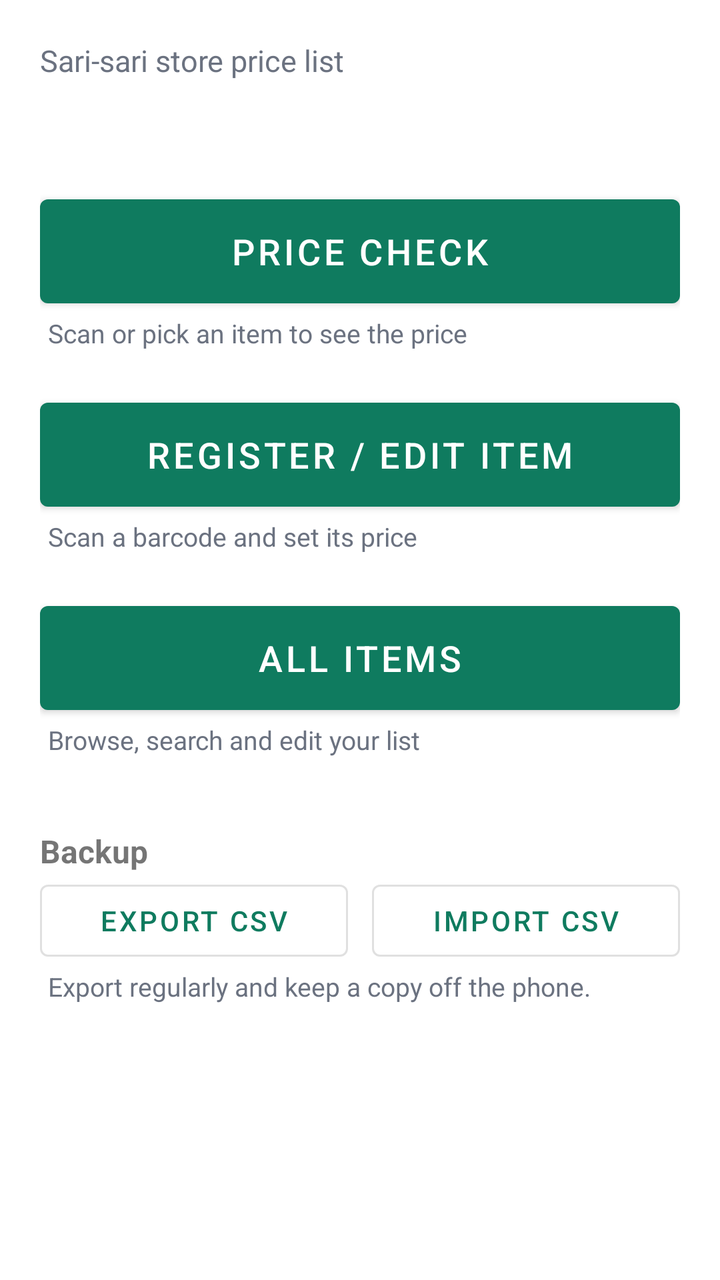
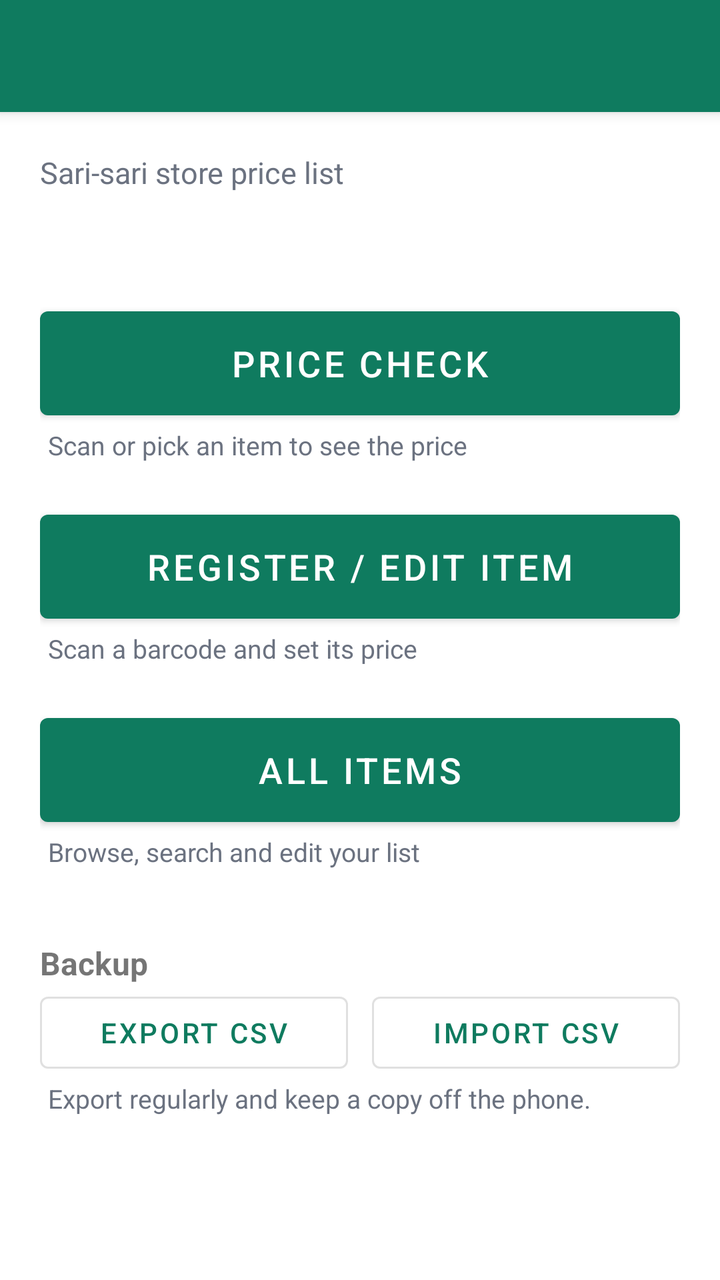

Compare the two renders of this Android layout. The source of the first and the diff that turns it into the second are given below.
<!-- AndroidManifest.xml: application theme Theme.StorePOS -->
<!-- res/layout/activity_main.xml -->
<?xml version="1.0" encoding="utf-8"?>
<ScrollView xmlns:android="http://schemas.android.com/apk/res/android"
    android:layout_width="match_parent"
    android:layout_height="match_parent">

    <LinearLayout
        android:layout_width="match_parent"
        android:layout_height="wrap_content"
        android:orientation="vertical"
        android:padding="20dp">

        <TextView
            android:layout_width="wrap_content"
            android:layout_height="wrap_content"
            android:text="@string/tagline"
            android:textColor="@color/muted"
            android:textSize="15sp" />

        <TextView
            android:id="@+id/itemCount"
            android:layout_width="wrap_content"
            android:layout_height="wrap_content"
            android:layout_marginBottom="16dp"
            android:textSize="22sp"
            android:textStyle="bold" />

        <com.google.android.material.button.MaterialButton
            android:id="@+id/btnPriceCheck"
            style="@style/BigButton"
            android:text="@string/btn_price_check" />
        <TextView style="@style/Sub" android:text="@string/btn_price_check_sub" />

        <com.google.android.material.button.MaterialButton
            android:id="@+id/btnRegister"
            style="@style/BigButton"
            android:text="@string/btn_register" />
        <TextView style="@style/Sub" android:text="@string/btn_register_sub" />

        <com.google.android.material.button.MaterialButton
            android:id="@+id/btnItems"
            style="@style/BigButton"
            android:text="@string/btn_items" />
        <TextView style="@style/Sub" android:text="@string/btn_items_sub" />

        <TextView
            android:layout_width="wrap_content"
            android:layout_height="wrap_content"
            android:layout_marginTop="24dp"
            android:text="@string/backup_header"
            android:textSize="16sp"
            android:textStyle="bold" />

        <LinearLayout
            android:layout_width="match_parent"
            android:layout_height="wrap_content"
            android:orientation="horizontal">

            <com.google.android.material.button.MaterialButton
                android:id="@+id/btnExport"
                style="@style/Widget.MaterialComponents.Button.OutlinedButton"
                android:layout_width="0dp"
                android:layout_height="wrap_content"
                android:layout_marginEnd="6dp"
                android:layout_weight="1"
                android:text="@string/btn_export" />

            <com.google.android.material.button.MaterialButton
                android:id="@+id/btnImport"
                style="@style/Widget.MaterialComponents.Button.OutlinedButton"
                android:layout_width="0dp"
                android:layout_height="wrap_content"
                android:layout_marginStart="6dp"
                android:layout_weight="1"
                android:text="@string/btn_import" />
        </LinearLayout>

        <TextView style="@style/Sub" android:text="@string/backup_hint" />
    </LinearLayout>
</ScrollView>
<!-- resources referenced by this layout -->
<resources>
  <color name="muted">#6B7280</color>
  <string name="backup_header">Backup</string>
  <string name="backup_hint">Export regularly and keep a copy off the phone.</string>
  <string name="btn_export">Export CSV</string>
  <string name="btn_import">Import CSV</string>
  <string name="btn_items">All Items</string>
  <string name="btn_items_sub">Browse, search and edit your list</string>
  <string name="btn_price_check">Price Check</string>
  <string name="btn_price_check_sub">Scan or pick an item to see the price</string>
  <string name="btn_register">Register / Edit Item</string>
  <string name="btn_register_sub">Scan a barcode and set its price</string>
  <string name="tagline">Sari-sari store price list</string>
  <style name="BigButton" parent="Widget.MaterialComponents.Button">
          <item name="android:layout_width">match_parent</item>
          <item name="android:layout_height">wrap_content</item>
          <item name="android:minHeight">64dp</item>
          <item name="android:textSize">18sp</item>
          <item name="android:layout_marginTop">8dp</item>
      </style>
  <style name="Sub">
          <item name="android:layout_width">wrap_content</item>
          <item name="android:layout_height">wrap_content</item>
          <item name="android:textColor">@color/muted</item>
          <item name="android:textSize">13sp</item>
          <item name="android:layout_marginBottom">12dp</item>
          <item name="android:layout_marginStart">4dp</item>
      </style>
  <style name="Theme.StorePOS" parent="Theme.MaterialComponents.Light.DarkActionBar">
          <item name="colorPrimary">@color/brand</item>
          <item name="colorPrimaryVariant">@color/brand_dark</item>
          <item name="colorOnPrimary">@android:color/white</item>
          <item name="colorSecondary">@color/accent</item>
          <item name="colorOnSecondary">@android:color/black</item>
          <item name="android:statusBarColor">@color/brand_dark</item>
      </style>
  <color name="brand">#0F7B5F</color>
  <color name="brand_dark">#0A5A45</color>
  <color name="accent">#F2A900</color>
</resources>

<!-- the commit's change to res/layout/activity_main.xml (unified diff, before → after) -->
@@ -1,79 +1,91 @@
 <?xml version="1.0" encoding="utf-8"?>
-<ScrollView xmlns:android="http://schemas.android.com/apk/res/android"
+<LinearLayout xmlns:android="http://schemas.android.com/apk/res/android"
+    android:id="@+id/root"
     android:layout_width="match_parent"
-    android:layout_height="match_parent">
+    android:layout_height="match_parent"
+    android:orientation="vertical">
 
-    <LinearLayout
+    <com.google.android.material.appbar.MaterialToolbar
+        android:id="@+id/toolbar"
+        style="@style/AppToolbar" />
+
+    <ScrollView
         android:layout_width="match_parent"
-        android:layout_height="wrap_content"
-        android:orientation="vertical"
-        android:padding="20dp">
-
-        <TextView
-            android:layout_width="wrap_content"
-            android:layout_height="wrap_content"
-            android:text="@string/tagline"
-            android:textColor="@color/muted"
-            android:textSize="15sp" />
-
-        <TextView
-            android:id="@+id/itemCount"
-            android:layout_width="wrap_content"
-            android:layout_height="wrap_content"
-            android:layout_marginBottom="16dp"
-            android:textSize="22sp"
-            android:textStyle="bold" />
-
-        <com.google.android.material.button.MaterialButton
-            android:id="@+id/btnPriceCheck"
-            style="@style/BigButton"
-            android:text="@string/btn_price_check" />
-        <TextView style="@style/Sub" android:text="@string/btn_price_check_sub" />
-
-        <com.google.android.material.button.MaterialButton
-            android:id="@+id/btnRegister"
-            style="@style/BigButton"
-            android:text="@string/btn_register" />
-        <TextView style="@style/Sub" android:text="@string/btn_register_sub" />
-
-        <com.google.android.material.button.MaterialButton
-            android:id="@+id/btnItems"
-            style="@style/BigButton"
-            android:text="@string/btn_items" />
-        <TextView style="@style/Sub" android:text="@string/btn_items_sub" />
-
-        <TextView
-            android:layout_width="wrap_content"
-            android:layout_height="wrap_content"
-            android:layout_marginTop="24dp"
-            android:text="@string/backup_header"
-            android:textSize="16sp"
-            android:textStyle="bold" />
+        android:layout_height="0dp"
+        android:layout_weight="1">
 
         <LinearLayout
             android:layout_width="match_parent"
             android:layout_height="wrap_content"
-            android:orientation="horizontal">
+            android:orientation="vertical"
+            android:padding="20dp">
+
+            <TextView
+                android:layout_width="wrap_content"
+                android:layout_height="wrap_content"
+                android:text="@string/tagline"
+                android:textColor="@color/muted"
+                android:textSize="15sp" />
+
+            <TextView
+                android:id="@+id/itemCount"
+                android:layout_width="wrap_content"
+                android:layout_height="wrap_content"
+                android:layout_marginBottom="16dp"
+                android:textSize="22sp"
+                android:textStyle="bold" />
 
             <com.google.android.material.button.MaterialButton
-                android:id="@+id/btnExport"
-                style="@style/Widget.MaterialComponents.Button.OutlinedButton"
-                android:layout_width="0dp"
-                android:layout_height="wrap_content"
-                android:layout_marginEnd="6dp"
-                android:layout_weight="1"
-                android:text="@string/btn_export" />
+                android:id="@+id/btnPriceCheck"
+                style="@style/BigButton"
+                android:text="@string/btn_price_check" />
+            <TextView style="@style/Sub" android:text="@string/btn_price_check_sub" />
 
             <com.google.android.material.button.MaterialButton
-                android:id="@+id/btnImport"
-                style="@style/Widget.MaterialComponents.Button.OutlinedButton"
-                android:layout_width="0dp"
+                android:id="@+id/btnRegister"
+                style="@style/BigButton"
+                android:text="@string/btn_register" />
+            <TextView style="@style/Sub" android:text="@string/btn_register_sub" />
+
+            <com.google.android.material.button.MaterialButton
+                android:id="@+id/btnItems"
+                style="@style/BigButton"
+                android:text="@string/btn_items" />
+            <TextView style="@style/Sub" android:text="@string/btn_items_sub" />
+
+            <TextView
+                android:layout_width="wrap_content"
                 android:layout_height="wrap_content"
-                android:layout_marginStart="6dp"
-                android:layout_weight="1"
-                android:text="@string/btn_import" />
+                android:layout_marginTop="24dp"
+                android:text="@string/backup_header"
+                android:textSize="16sp"
+                android:textStyle="bold" />
+
+            <LinearLayout
+                android:layout_width="match_parent"
+                android:layout_height="wrap_content"
+                android:orientation="horizontal">
+
+                <com.google.android.material.button.MaterialButton
+                    android:id="@+id/btnExport"
+                    style="@style/Widget.MaterialComponents.Button.OutlinedButton"
+                    android:layout_width="0dp"
+                    android:layout_height="wrap_content"
+                    android:layout_marginEnd="6dp"
+                    android:layout_weight="1"
+                    android:text="@string/btn_export" />
+
+                <com.google.android.material.button.MaterialButton
+                    android:id="@+id/btnImport"
+                    style="@style/Widget.MaterialComponents.Button.OutlinedButton"
+                    android:layout_width="0dp"
+                    android:layout_height="wrap_content"
+                    android:layout_marginStart="6dp"
+                    android:layout_weight="1"
+                    android:text="@string/btn_import" />
+            </LinearLayout>
+
+            <TextView style="@style/Sub" android:text="@string/backup_hint" />
         </LinearLayout>
-
-        <TextView style="@style/Sub" android:text="@string/backup_hint" />
-    </LinearLayout>
-</ScrollView>
+    </ScrollView>
+</LinearLayout>
<!-- resource entries referenced after the edit -->
@@ -12,6 +12,13 @@
   <string name="btn_register">Register / Edit Item</string>
   <string name="btn_register_sub">Scan a barcode and set its price</string>
   <string name="tagline">Sari-sari store price list</string>
+  <style name="AppToolbar" parent="Widget.MaterialComponents.Toolbar.Primary">
+          <item name="android:layout_width">match_parent</item>
+          <item name="android:layout_height">wrap_content</item>
+          <item name="android:minHeight">?attr/actionBarSize</item>
+          <item name="android:background">@color/brand</item>
+          <item name="titleTextColor">@android:color/white</item>
+      </style>
   <style name="BigButton" parent="Widget.MaterialComponents.Button">
           <item name="android:layout_width">match_parent</item>
           <item name="android:layout_height">wrap_content</item>
@@ -27,13 +34,13 @@
           <item name="android:layout_marginBottom">12dp</item>
           <item name="android:layout_marginStart">4dp</item>
       </style>
-  <style name="Theme.StorePOS" parent="Theme.MaterialComponents.Light.DarkActionBar">
+  <style name="Theme.StorePOS" parent="Theme.MaterialComponents.Light.NoActionBar">
           <item name="colorPrimary">@color/brand</item>
           <item name="colorPrimaryVariant">@color/brand_dark</item>
           <item name="colorOnPrimary">@android:color/white</item>
           <item name="colorSecondary">@color/accent</item>
           <item name="colorOnSecondary">@android:color/black</item>
-          <item name="android:statusBarColor">@color/brand_dark</item>
+          <item name="android:windowBackground">@android:color/white</item>
       </style>
   <color name="brand">#0F7B5F</color>
   <color name="brand_dark">#0A5A45</color>
